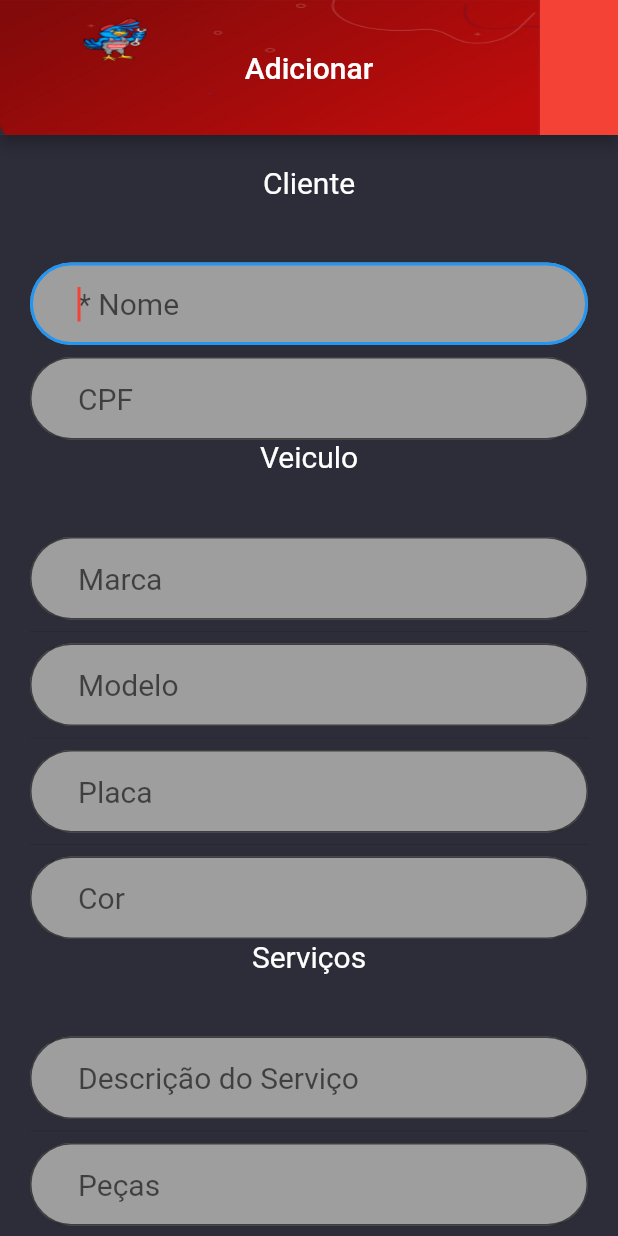
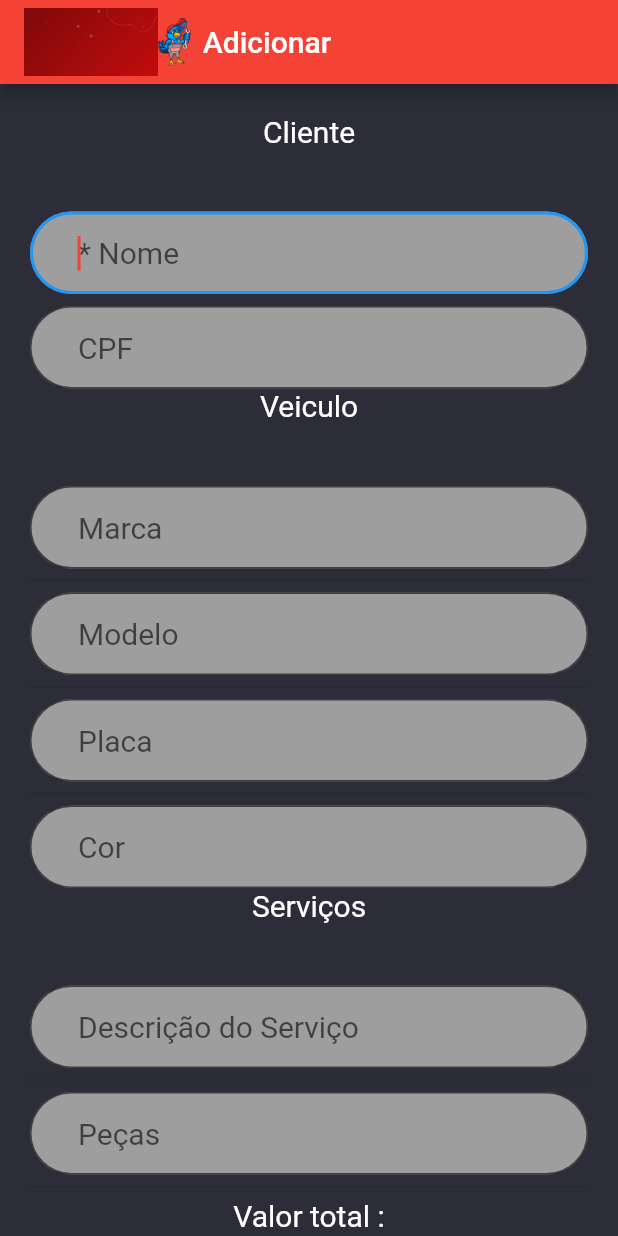
Before and after one commit to upPlay-company/passarinho, a Flutter app: the screen it shows after launch, after a tap on "Login", after a tap on the "add" icon, on a phone screen of 412 x 824 dp. Run offline on Flutter 3.47's test engine with Material 2 defaults, Android fonts, the phone set to English and light mode, and no system bars; our stand-ins replace flutter_mobx, mobx, parse_server_sdk_flutter; generated files the repository leaves out were written again.

Commit message:
atualização do projeto froeetend

```diff
--- a/lib/stores/login_store.dart
+++ b/lib/stores/login_store.dart
@@ -4,34 +4,25 @@ part 'login_store.g.dart';
 class LoginStore = _LoginStoreBase with _$LoginStore;
 
 abstract class _LoginStoreBase with Store {
-  _LoginStore() {
-    autorun((_) {
-      print(isFormavalid);
-    });
-  }
-
   @observable
   String email = "";
-
-  @computed
-  String get EmailError {
-    if (email.isNotEmpty && email.contains("@"))
-      return null;
-    else if (email.isEmpty)
-      return 'Campo obrigatório';
-    else
-      return 'email inválido';
-  }
-
   @action
   void setEmail(String value) => email = value;
 
   @observable
   String senha = "";
 
-  @computed
-  bool get isFormavalid => senha.length > 6;
-
   @action
   void setSenha(String value) => senha = value;
+
+  //@computed
+  //bool get isEmailValid =>
+  // RegExp(r"/^WS{1,2}:\/\/\d{1,3}\.\d{1,3}\.\d{1,3}\.\d{1,3}:56789/i")
+  //  .hasMatch(email);
+
+  //@computed
+  // bool get isSenhaValid => senha.length >= 6;
+
+  //@computed
+  //bool get isFormValid => isEmailValid && isSenhaValid;
 }
--- a/lib/views/Login/login_view.dart
+++ b/lib/views/Login/login_view.dart
@@ -25,17 +25,15 @@ class _LoginViewState extends State<LoginView> {
               Padding(
                 padding: EdgeInsets.only(bottom: 38),
                 child: Image.asset("images/LOGO PASSARINHO.png",
-                    width: 200, height: 200),
+                    width: 200, height: 250),
               ),
-              Observer(builder: (_) {
-                return Padding(
+              Padding(
                 padding: EdgeInsets.only(bottom: 8),
                 child: TextField(
                   autofocus: true,
                   keyboardType: TextInputType.emailAddress,
                   style: TextStyle(fontSize: 20),
                   decoration: InputDecoration(
-                      errorText: loginStore.EmailError,
                     contentPadding: EdgeInsets.fromLTRB(32, 16, 32, 16),
                     hintText: "Email",
                     filled: true,
@@ -43,10 +41,8 @@ class _LoginViewState extends State<LoginView> {
                     border: OutlineInputBorder(
                         borderRadius: BorderRadius.circular(32)),
                   ),
-                    onChanged: loginStore.setEmail,
                 ),
-                );
-              }),
+              ),
               TextField(
                 keyboardType: TextInputType.text,
                 obscureText: true,
@@ -58,9 +54,9 @@ class _LoginViewState extends State<LoginView> {
                     fillColor: Colors.grey,
                     border: OutlineInputBorder(
                         borderRadius: BorderRadius.circular(32))),
-                onChanged: loginStore.setSenha,
               ),
-              Padding(
+              Observer(builder: (_) {
+                return Padding(
                   padding: EdgeInsets.fromLTRB(32, 16, 32, 16),
                   child: ElevatedButton(
                       child: Text('Login'),
@@ -72,10 +68,11 @@ class _LoginViewState extends State<LoginView> {
                           shape: RoundedRectangleBorder(
                               borderRadius: BorderRadius.circular(32))),
                       onPressed: () {
-                      Navigator.of(context).pushReplacement(
-                          MaterialPageRoute(builder: (context) => HomeViews()));
+                        Navigator.of(context).pushReplacement(MaterialPageRoute(
+                            builder: (context) => HomeViews()));
                       }),
-              )
+                );
+              }),
             ],
           ),
         ),
--- a/lib/views/home.dart
+++ b/lib/views/home.dart
@@ -6,22 +6,16 @@ class HomeViews extends StatelessWidget {
   Widget build(BuildContext context) {
     return Scaffold(
         backgroundColor: Color(0xff2D2D3A),
-        appBar: AppBar(
-          toolbarHeight: 90,
+        appBar: PreferredSize(
+            preferredSize: Size(100, 80),
+            child: AppBar(
               flexibleSpace: Container(
-            child: Center(
-              child: Row(
-                  crossAxisAlignment: CrossAxisAlignment.start,
-                  children: <Widget>[
-                    Stack(
-                      children: [
-                        Image.asset("images/FAQ screen.jpg",
-                            fit: BoxFit.fill, width: 360),
-                      ],
-                    )
-                  ]),
-            ),
-          ),
+                  height: 200,
+                  decoration: BoxDecoration(
+                      image: DecorationImage(
+                    image: AssetImage("images/FAQ screen.jpg"),
+                    fit: BoxFit.fill,
+                  ))),
               title: Text("Adicionar"),
               centerTitle: true,
               actions: <Widget>[
@@ -35,6 +29,6 @@ class HomeViews extends StatelessWidget {
                       }),
                 )
               ],
-        ));
+            )));
   }
 }
--- a/lib/views/servico_cadastro.dart
+++ b/lib/views/servico_cadastro.dart
@@ -1,6 +1,6 @@
 import 'package:flutter/material.dart';
 import 'package:passarinho_app/stores/servico_store.dart';
-import 'package:passarinho_app/views/servico_confirmar.dart';
+import 'package:passarinho_app/views/servico_visualizacao.dart';
 
 class ServicoCadastro extends StatefulWidget {
   @override
@@ -15,26 +15,22 @@ class _ServicoCadastroState extends State<ServicoCadastro> {
     return Scaffold(
         backgroundColor: Color(0xff2D2D3A),
         appBar: AppBar(
-          toolbarHeight: 90,
-          flexibleSpace: Container(
-            child: Center(
-              child: Row(
-                  crossAxisAlignment: CrossAxisAlignment.stretch,
-                  children: <Widget>[
-                    Stack(
-                      children: [
-                        Image.asset(
-                          "images/FAQ screen.jpg",
-                          fit: BoxFit.fill,
-                          width: 360,
-                        ),
-                      ],
-                    )
-                  ]),
-            ),
+          title: Row(
+            mainAxisAlignment: MainAxisAlignment.start,
+            children: <Widget>[
+              Image.asset(
+                'images/FAQ screen.png',
+                fit: BoxFit.cover,
+                height: 45.0,
+              ),
+              Image.asset(
+                'images/LOGO PASSARINHO.png',
+                height: 32,
+              ),
+              Container(
+                  padding: const EdgeInsets.all(8.0), child: Text('Adicionar'))
+            ],
           ),
-          title: Text("Adicionar"),
-          centerTitle: true,
         ),
         body: SingleChildScrollView(
           child: Padding(
@@ -200,7 +196,7 @@ class _ServicoCadastroState extends State<ServicoCadastro> {
                         onPressed: () {
                           Navigator.of(context).pushReplacement(
                               MaterialPageRoute(
-                                  builder: (context) => ServicoConfirmado()));
+                                  builder: (context) => ServicoVisualizacao()));
                         }),
                   )
                 ],
--- a/lib/views/servico_confirmar.dart
+++ b/lib/views/servico_visualizacao.dart
@@ -1,6 +1,6 @@
 import 'package:flutter/material.dart';
 
-class ServicoConfirmado extends StatelessWidget {
+class ServicoVisualizacao extends StatelessWidget {
   @override
   Widget build(BuildContext context) {
     return Scaffold(
```
Also changed, not shown: lib/stores/login_store.g.dart. Lines whose indentation alone changed are shown as unchanged.
